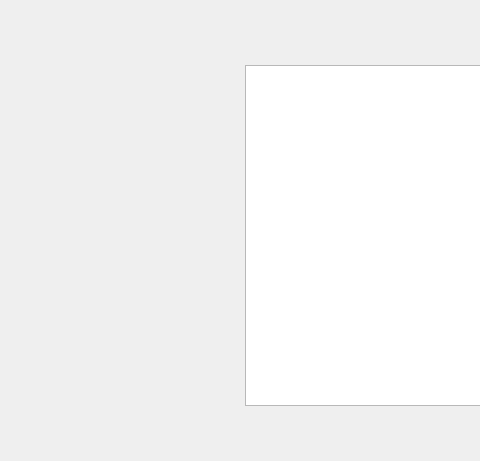
Before: the Qt Designer form MEyeOn/trendrealtimedialog.ui in MOBILionSystems/MIPS-app-MOBILion, drawn with Qt 5; both pictures show x 485 to 965 and y 325 to 786 of the 1297 by 786 pixel window.
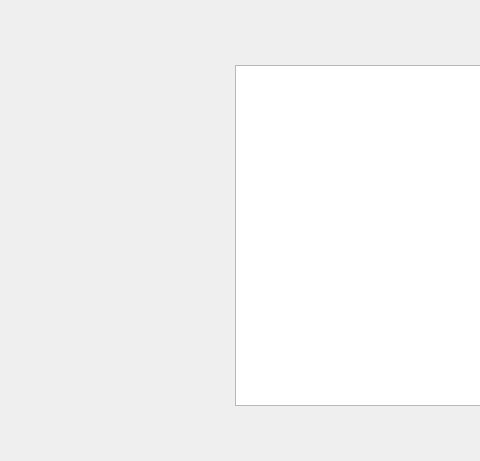
After: the same form once the commit is applied. Custom widgets are drawn as their Qt base class.

Commit message: add massIntensity and mobilityIntensity for real-time plot

```diff
--- a/MEyeOn/trendrealtimedialog.ui
+++ b/MEyeOn/trendrealtimedialog.ui
@@ -46,9 +46,9 @@
   <widget class="QGraphicsView" name="heatmapView">
    <property name="geometry">
     <rect>
-     <x>730</x>
+     <x>720</x>
      <y>390</y>
-     <width>541</width>
+     <width>551</width>
      <height>341</height>
     </rect>
    </property>
```
The commit also changes 2 other files.
